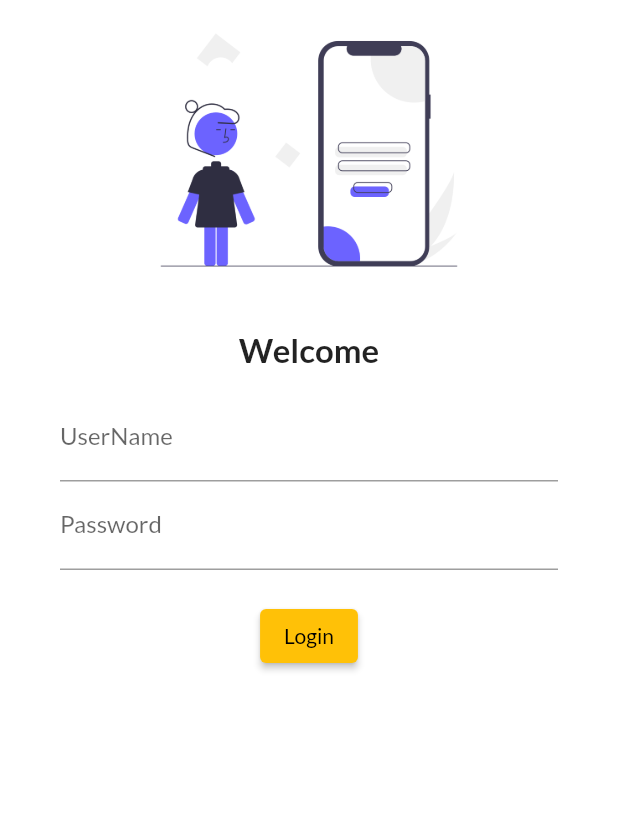
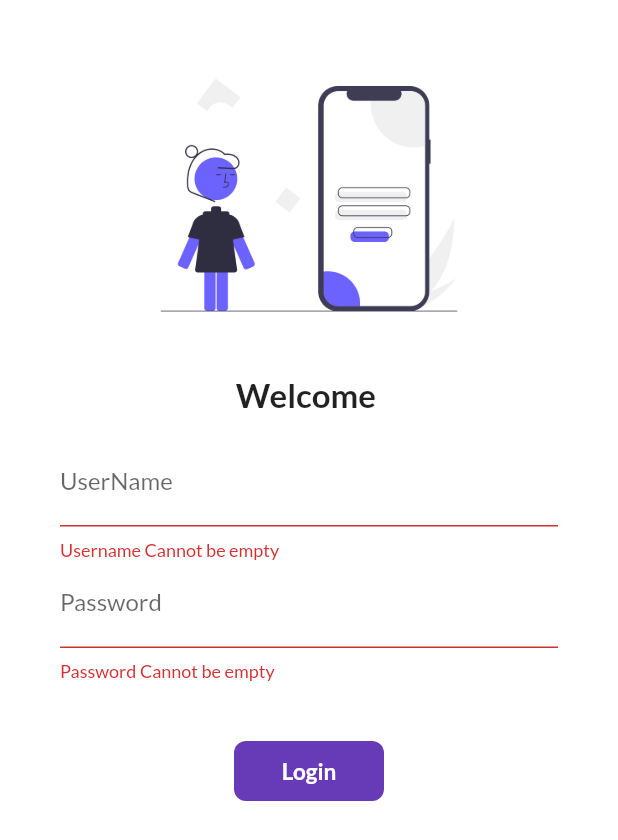
Before and after one commit to RafehHameed/FlutterPractice, a Flutter app: the screen it shows after launch, after a tap on "Login", on a phone screen of 412 x 824 dp. Shown: the top 840 px of the screen. Run offline on Flutter 3.47's test engine with Material 2 defaults, Android fonts, the phone set to English and light mode, and no system bars; our stand-ins replace google_fonts.

Commit message:
New Stuff

```diff
--- a/lib/main.dart
+++ b/lib/main.dart
@@ -4,6 +4,8 @@ import 'package:flutter/material.dart';
 import 'package:flutter_catalog/pages/home.dart';
 import 'package:flutter_catalog/pages/login_page.dart';
 import 'package:google_fonts/google_fonts.dart';
+
+import 'utils/routes.dart';
 
 void main() {
   runApp(MyApp());
@@ -20,8 +22,8 @@ class MyApp extends StatelessWidget {
           fontFamily: GoogleFonts.lato().fontFamily,
           primaryTextTheme: GoogleFonts.latoTextTheme()),
       routes: {
-        "/home": (context) => HomePage(),
-        "/": (context) => LoginPage(),
+        MyRoutes.homeRoute: (context) => HomePage(),
+        MyRoutes.loginRoute: (context) => LoginPage(),
       },
     );
   }
--- a/lib/pages/login_page.dart
+++ b/lib/pages/login_page.dart
@@ -1,17 +1,43 @@
 // ignore_for_file: prefer_const_constructors
 
 import 'package:flutter/material.dart';
+import 'package:flutter_catalog/pages/home.dart';
+import 'package:flutter_catalog/utils/routes.dart';
 
-class LoginPage extends StatelessWidget {
+class LoginPage extends StatefulWidget {
   LoginPage({Key? key}) : super(key: key);
-  final mycontroller = TextEditingController();
-  final mycontroller1 = TextEditingController();
+
+  @override
+  State<LoginPage> createState() => _LoginPageState();
+}
+
+class _LoginPageState extends State<LoginPage> {
+  String name = "";
+  bool changeButton = false;
+  final _formKey = GlobalKey<FormState>();
+
+  movetoHome(BuildContext context) async {
+    if (_formKey.currentState!.validate()) {
+      setState(() {
+        changeButton = true;
+      });
+
+      await Future.delayed(Duration(seconds: 1));
+      await Navigator.pushNamed(context, MyRoutes.homeRoute);
+      setState(() {
+        changeButton = false;
+      });
+    }
+  }
+
   @override
   Widget build(BuildContext context) {
     return Material(
       color: Colors.white,
+      child: SingleChildScrollView(
         child: Column(
           children: [
+            SizedBox(height: 30),
             Image.asset(
               "assets/images/undraw_Mobile_login_re_9ntv.png",
               fit: BoxFit.cover,
@@ -21,35 +47,72 @@ class LoginPage extends StatelessWidget {
               height: 20,
             ),
             Text(
-            "Welcome",
+              "Welcome $name",
               style: TextStyle(fontSize: 22, fontWeight: FontWeight.bold),
             ),
             Padding(
               padding: EdgeInsets.symmetric(vertical: 16, horizontal: 40),
+              child: Form(
+                key: _formKey,
                 child: Column(children: [
                   TextFormField(
-                controller: mycontroller,
+                    onChanged: (value) {
+                      name = value;
+                      setState(() {});
+                    },
                     decoration: InputDecoration(
                         hintText: "Enter UserName", labelText: "UserName"),
+                    validator: (value) {
+                      if (value!.isEmpty) {
+                        return "Username Cannot be empty";
+                      }
+                      return null;
+                    },
                   ),
                   TextFormField(
-                controller: mycontroller1,
                     obscureText: true,
                     decoration: InputDecoration(
                         hintText: "Enter Password", labelText: "Password"),
+                    validator: (value) {
+                      if (value!.isEmpty) {
+                        return "Password Cannot be empty";
+                      } else if (value.length < 6) {
+                        return "Password Length Should be atleast 6";
+                      }
+                      return null;
+                    },
                   ),
-              SizedBox(height: 20),
-              ElevatedButton(
-                child: Text("Login"),
-                style: TextButton.styleFrom(),
-                onPressed: () {
-                  print(
-                      "Hi ${mycontroller.text} with password ${mycontroller1.text}");
-                },
+                  SizedBox(height: 40),
+                  Material(
+                    color: Colors.deepPurple,
+                    borderRadius: BorderRadius.circular(changeButton ? 50 : 8),
+                    child: InkWell(
+                      onTap: () => movetoHome(context),
+                      child: AnimatedContainer(
+                        duration: Duration(seconds: 1),
+                        width: changeButton ? 50 : 100,
+                        height: 40,
+                        alignment: Alignment.center,
+                        child: changeButton
+                            ? Icon(
+                                Icons.done,
+                                color: Colors.white,
+                              )
+                            : Text(
+                                "Login",
+                                style: TextStyle(
+                                    color: Colors.white,
+                                    fontWeight: FontWeight.bold,
+                                    fontSize: 15),
+                              ),
+                      ),
+                    ),
                   ),
                 ]),
               ),
+            ),
           ],
+        ),
       ),
     );
   }
--- /dev/null
+++ b/lib/utils/routes.dart
@@ -0,0 +1,4 @@
+class MyRoutes {
+  static String loginRoute = '/';
+  static String homeRoute = '/home';
+}
```
Lines whose indentation alone changed are shown as unchanged.
